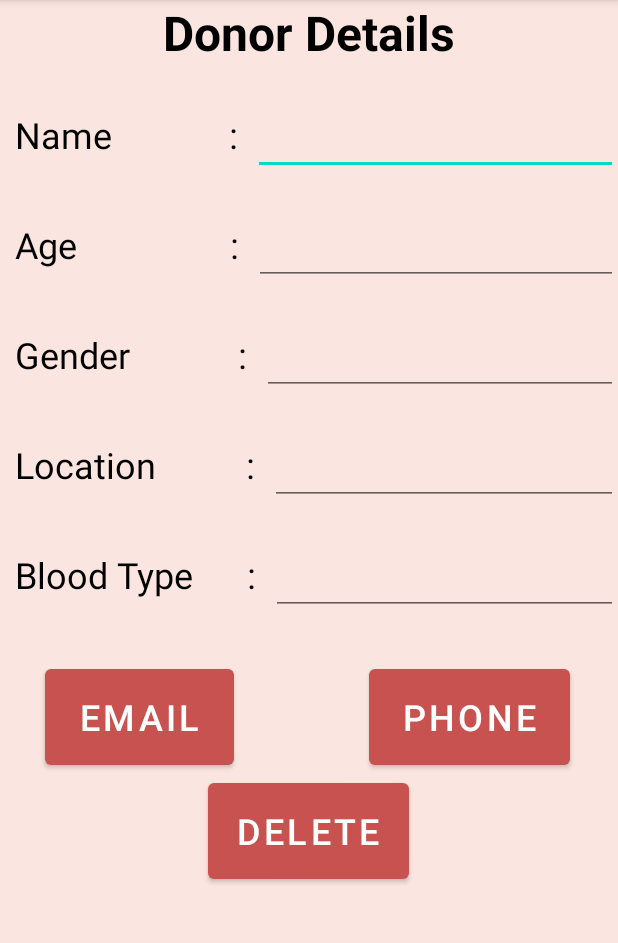
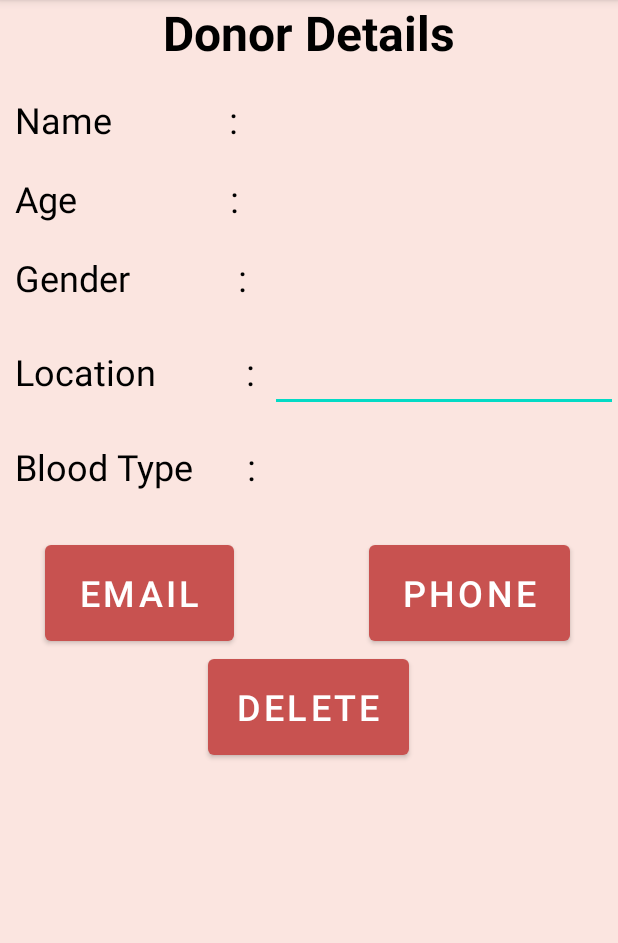
Before and after one commit to svenosha/BloodBankApp_Sec02_Group1, an Android app: the AdminDonorDetails screen opened directly, with no data from a screen before it, on a phone screen of 412 x 824 dp, the part 84-1027 px from its top. Run offline under Robolectric (Android 15) with nearby library versions, the phone set to English and light mode, and no system bars; our stand-ins replace Firebase (no records; nobody signed in at launch, a user with empty details on screens opened directly); 3 statements that could not run were skipped.

Commit message:
blood donor1

```diff
--- a/app/src/main/java/com/example/bloodbank/AdminDonorDetails.java
+++ b/app/src/main/java/com/example/bloodbank/AdminDonorDetails.java
@@ -5,35 +5,70 @@ import androidx.appcompat.app.AppCompatActivity;
 import android.content.Intent;
 import android.net.Uri;
 import android.os.Bundle;
+import android.util.Log;
 import android.view.View;
 import android.widget.Button;
 import android.widget.EditText;
+import android.widget.TextView;
 
+import com.google.android.gms.tasks.OnSuccessListener;
+import com.google.firebase.database.DataSnapshot;
 import com.google.firebase.database.DatabaseReference;
 import com.google.firebase.database.FirebaseDatabase;
 
 public class AdminDonorDetails extends AppCompatActivity {
 
-    private EditText location, name, age, btype, gender;
+    private TextView location, name, age, btype, gender;
     private Button email, phone, delete;
-    DatabaseReference reff;
+    DatabaseReference database;
 
     @Override
     protected void onCreate(Bundle savedInstanceState) {
         super.onCreate(savedInstanceState);
         setContentView(R.layout.activity_admin_donor_details);
 
-        location = findViewById(R.id.ed_location);
-        name = findViewById(R.id.ed_donorname);
-        age = findViewById(R.id.ed_donorage);
-        gender = findViewById(R.id.ed_donorgender);
-        btype = findViewById(R.id.ed_donorbt);
+        location = (TextView)findViewById(R.id.ed_location);
+        name = (TextView)findViewById(R.id.ed_donorname);
+        age = (TextView)findViewById(R.id.ed_donorage);
+        gender = (TextView)findViewById(R.id.ed_donorgender);
+        btype = (TextView)findViewById(R.id.ed_donorbt);
         email = findViewById(R.id.btn_email);
         phone = findViewById(R.id.btn_phone);
         delete = findViewById(R.id.btn_deletedonor);
-        reff = FirebaseDatabase.getInstance().getReference().child("Member");
 
-        email.setOnClickListener(new View.OnClickListener() {
+        Intent intent = getIntent();
+        String id = intent.getStringExtra("id");
+
+
+        Log.d("Debuggggg",id.toString());
+        database=FirebaseDatabase.getInstance().getReference().child("Member").child(id.toString());
+        database.get().addOnSuccessListener(new OnSuccessListener<DataSnapshot>() {
+            @Override
+            public void onSuccess(DataSnapshot dataSnapshot) {
+                if (dataSnapshot!=null){
+                    if (dataSnapshot.exists()) {
+                        Member member = dataSnapshot.getValue(Member.class);
+                        name.setText(member.getName());
+                        age.setText(member.getAge());
+                        gender.setText(member.getGender());
+                        btype.setText(member.getBloodtype());
+                        location.setText(member.getLocation());
+
+                        phone.setOnClickListener(new View.OnClickListener() {
+                            @Override
+                            public void onClick(View v) {
+                                String number = ""+ member.getPhone();
+                                Intent intentphone = new Intent(Intent.ACTION_DIAL);
+                                intentphone.setData(Uri.parse("tel:"+number));
+                                startActivity(intentphone);
+                            }
+                        });
+                    }
+                }
+            }
+        });
+
+        /*email.setOnClickListener(new View.OnClickListener() {
             @Override
             public void onClick(View v) {
                 //intent for email
@@ -49,6 +84,6 @@ public class AdminDonorDetails extends AppCompatActivity {
                 Intent intentphone = new Intent(Intent.ACTION_DIAL, Uri.parse("tel:01138134345"));
                 startActivity(intentphone);
             }
-        });
+        });*/
     }
 }
--- a/app/src/main/res/layout/activity_admin_donor_details.xml
+++ b/app/src/main/res/layout/activity_admin_donor_details.xml
@@ -30,7 +30,7 @@
             android:layout_marginTop="20dp"
             android:layout_marginLeft="10dp"/>
 
-        <EditText
+        <TextView
             android:id="@+id/ed_donorname"
             android:layout_width="wrap_content"
             android:layout_height="wrap_content"
@@ -55,7 +55,7 @@
             android:layout_marginTop="20dp"
             android:layout_marginLeft="10dp"/>
 
-        <EditText
+        <TextView
             android:id="@+id/ed_donorage"
             android:layout_width="wrap_content"
             android:layout_height="wrap_content"
@@ -80,7 +80,7 @@
             android:layout_marginTop="20dp"
             android:layout_marginLeft="10dp"/>
 
-        <EditText
+        <TextView
             android:id="@+id/ed_donorgender"
             android:layout_width="wrap_content"
             android:layout_height="wrap_content"
@@ -130,7 +130,7 @@
             android:layout_marginTop="20dp"
             android:layout_marginLeft="10dp"/>
 
-        <EditText
+        <TextView
             android:id="@+id/ed_donorbt"
             android:layout_width="wrap_content"
             android:layout_height="wrap_content"
```
Also changed, not shown: app/src/main/java/com/example/bloodbank/AdminBloodDonorList.java (+56 -19 lines), app/src/main/java/com/example/bloodbank/Member.java (+6 -1 lines), app/src/main/java/com/example/bloodbank/UserBloodDonorList.java (+57 -18 lines), app/src/main/java/com/example/bloodbank/UserDonorDetail.java (+20 -12 lines).
